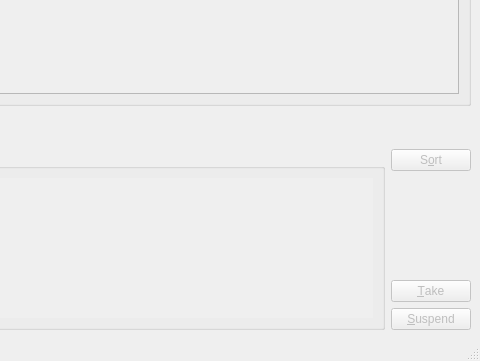
Qt form src/mainwindow.ui (velnias75/NetMauMau-Qt-Client) before a commit; both pictures show x 480 to 960 and y 189 to 550 of the 960 by 550 pixel window.
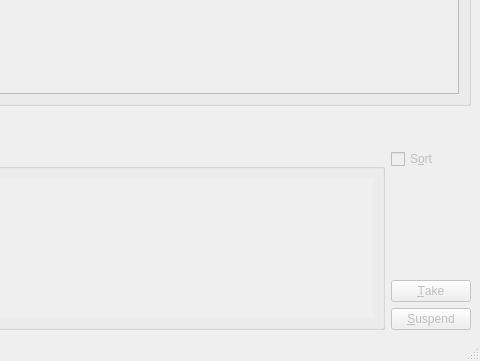
The same form after that commit. Icons and pictures are not drawn. Custom widgets are drawn as their Qt base class.

```diff
--- a/src/mainwindow.ui
+++ b/src/mainwindow.ui
@@ -382,7 +382,7 @@
        <item>
         <layout class="QVBoxLayout" name="verticalLayout_6">
          <item>
-          <widget class="QPushButton" name="sortCards">
+          <widget class="QCheckBox" name="sortCards">
            <property name="font">
             <font>
              <weight>50</weight>
```
Left out of the diff: 4 changed lines with no effect on the pictures.
